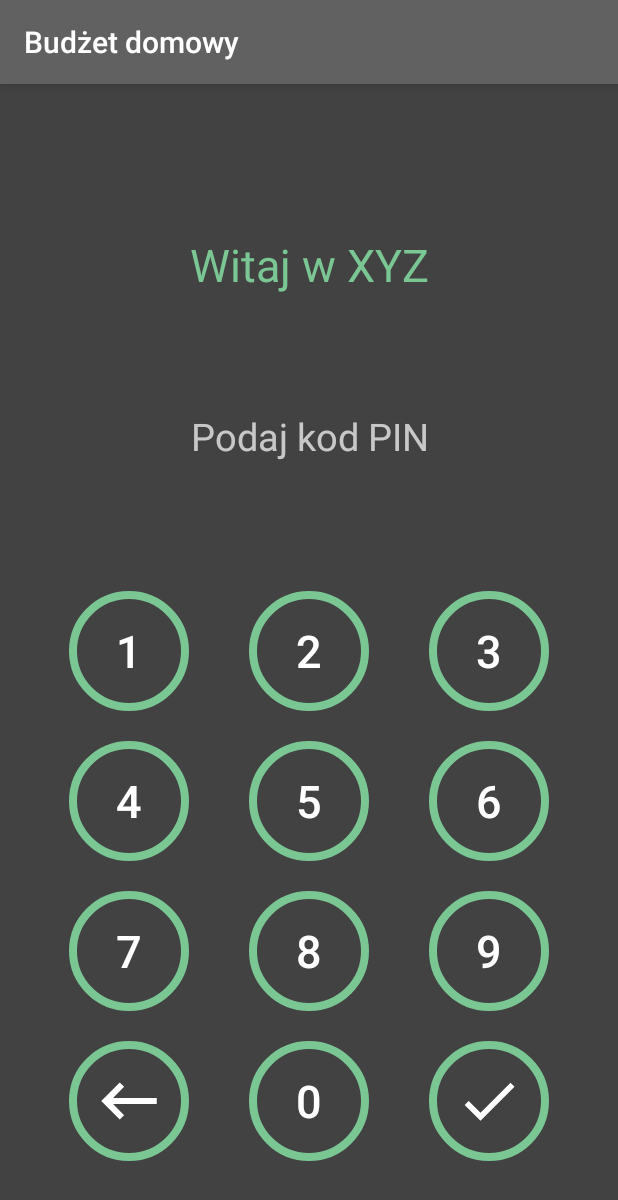
After one commit to jaroslawlesniak/budzet-domowy, an Android app: the passcode screen opened directly, with no data from a screen before it, on a phone screen of 412 x 824 dp. The commit adds this screen. Shown: the top 1200 px of the screen. Run offline under Robolectric (Android 15) with nearby library versions, the phone set to English and light mode, and no system bars.

Commit message:
ekran kodu pin

```diff
--- /dev/null
+++ b/app/src/main/java/edu/psm/budzetdomowy/passcode.java
@@ -0,0 +1,102 @@
+package edu.psm.budzetdomowy;
+
+import androidx.appcompat.app.AppCompatActivity;
+
+import android.content.Intent;
+import android.os.Bundle;
+import android.view.View;
+import android.widget.TextView;
+
+public class passcode extends AppCompatActivity implements View.OnClickListener {
+
+    StringBuilder sb = new StringBuilder();
+    final private String password = "1234";
+
+
+    @Override
+    protected void onCreate(Bundle savedInstanceState) {
+        super.onCreate(savedInstanceState);
+        setContentView(R.layout.activity_passcode);
+
+
+        findViewById(R.id.pin1).setOnClickListener(this);
+        findViewById(R.id.pin2).setOnClickListener(this);
+        findViewById(R.id.pin3).setOnClickListener(this);
+        findViewById(R.id.pin4).setOnClickListener(this);
+        findViewById(R.id.pin5).setOnClickListener(this);
+        findViewById(R.id.pin6).setOnClickListener(this);
+        findViewById(R.id.pin7).setOnClickListener(this);
+        findViewById(R.id.pin8).setOnClickListener(this);
+        findViewById(R.id.pin9).setOnClickListener(this);
+        findViewById(R.id.pinBackspace).setOnClickListener(this);
+        findViewById(R.id.pin0).setOnClickListener(this);
+        findViewById(R.id.pinCheck).setOnClickListener(this);
+    }
+
+    @Override
+    public void onClick(View v) {
+
+        final TextView welcomeText = findViewById(R.id.welcomeText);
+        final TextView passwordText = findViewById(R.id.passwordText);
+
+        Intent intent;
+
+        switch (v.getId()){
+
+            case R.id.pin1:
+                sb.append("1");
+                passwordText.setText(sb);
+                break;
+            case R.id.pin2:
+                sb.append("2");
+                passwordText.setText(sb);
+                break;
+            case R.id.pin3:
+                sb.append("3");
+                passwordText.setText(sb);
+                break;
+            case R.id.pin4:
+                sb.append("4");
+                passwordText.setText(sb);
+                break;
+            case R.id.pin5:
+                sb.append("5");
+                passwordText.setText(sb);
+                break;
+            case R.id.pin6:
+                sb.append("6");
+                passwordText.setText(sb);
+                break;
+            case R.id.pin7:
+                sb.append("7");
+                passwordText.setText(sb);
+                break;
+            case R.id.pin8:
+                sb.append("8");
+                passwordText.setText(sb);
+                break;
+            case R.id.pin9:
+                sb.append("9");
+                passwordText.setText(sb);
+                break;
+            case R.id.pinBackspace:
+                sb.deleteCharAt(sb.length()-1);
+                passwordText.setText(sb);
+                break;
+            case R.id.pin0:
+                sb.append("0");
+                passwordText.setText(sb);
+                break;
+            case R.id.pinCheck:
+                if(password.contains(sb)){
+                    welcomeText.setText("hasło poprawne!");
+                    intent = new Intent(this, homepage.class);
+                    startActivity(intent);
+                    break;
+                }
+                else
+                    welcomeText.setText("hasło niepoprawne");
+                break;
+        }
+    }
+}
--- /dev/null
+++ b/app/src/main/res/drawable/ic_check_black_24dp.xml
@@ -0,0 +1,5 @@
+<vector android:height="24dp" android:tint="#FFFFFF"
+    android:viewportHeight="24.0" android:viewportWidth="24.0"
+    android:width="24dp" xmlns:android="http://schemas.android.com/apk/res/android">
+    <path android:fillColor="#FF000000" android:pathData="M9,16.17L4.83,12l-1.42,1.41L9,19 21,7l-1.41,-1.41z"/>
+</vector>
--- /dev/null
+++ b/app/src/main/res/drawable/ic_keyboard_backspace_black_24dp.xml
@@ -0,0 +1,5 @@
+<vector android:height="24dp" android:tint="#FFFFFF"
+    android:viewportHeight="24.0" android:viewportWidth="24.0"
+    android:width="24dp" xmlns:android="http://schemas.android.com/apk/res/android">
+    <path android:fillColor="#FF000000" android:pathData="M21,11H6.83l3.58,-3.59L9,6l-6,6 6,6 1.41,-1.41L6.83,13H21z"/>
+</vector>
--- /dev/null
+++ b/app/src/main/res/drawable/pin_button.xml
@@ -0,0 +1,10 @@
+<?xml version="1.0" encoding="utf-8"?>
+<shape xmlns:android="http://schemas.android.com/apk/res/android"
+    android:shape="oval"
+
+    >
+
+    <stroke
+        android:width="5dp"
+        android:color="@color/primaryColor" />
+</shape>
--- a/app/src/main/res/drawable/rounded_button_income.xml
+++ b/app/src/main/res/drawable/rounded_button_income.xml
@@ -1,5 +1,5 @@
 <?xml version="1.0" encoding="utf-8"?>
 <shape xmlns:android="http://schemas.android.com/apk/res/android" android:shape="oval" >
-	<solid android:color="#ff585858"/>
+	<solid android:color="@color/backgroundColor"/>
     	<stroke android:width="5dp" android:color="@color/incomeColor" />
 </shape>
--- /dev/null
+++ b/app/src/main/res/layout/activity_passcode.xml
@@ -0,0 +1,203 @@
+<?xml version="1.0" encoding="utf-8"?>
+<androidx.constraintlayout.widget.ConstraintLayout
+    xmlns:android="http://schemas.android.com/apk/res/android"
+    xmlns:app="http://schemas.android.com/apk/res-auto"
+    xmlns:tools="http://schemas.android.com/tools"
+    android:layout_width="match_parent"
+    android:layout_height="match_parent"
+    android:background="@color/backgroundColor"
+    tools:context=".passcode">
+
+    <TextView
+        android:id="@+id/welcomeText"
+        android:layout_width="wrap_content"
+        android:layout_height="wrap_content"
+        android:layout_marginTop="100dp"
+        android:text="Witaj w XYZ"
+        android:textSize="30dp"
+        android:textColor="@color/primaryColor"
+        app:layout_constraintEnd_toEndOf="parent"
+        app:layout_constraintStart_toStartOf="parent"
+        app:layout_constraintTop_toTopOf="parent" />
+
+    <TextView
+        android:id="@+id/passwordText"
+        android:layout_width="wrap_content"
+        android:layout_height="wrap_content"
+        android:ems="10"
+        android:hint="Podaj kod PIN"
+        android:textColorHint="#B5FFFFFF"
+        android:gravity="center_horizontal"
+        android:textSize="25dp"
+        android:inputType="numberPassword"
+        app:layout_constraintBottom_toTopOf="@+id/linearLayout"
+        app:layout_constraintEnd_toEndOf="parent"
+        app:layout_constraintStart_toStartOf="parent"
+        app:layout_constraintTop_toBottomOf="@+id/welcomeText" />
+
+    <LinearLayout
+        android:id="@+id/linearLayout"
+        android:layout_width="match_parent"
+        android:layout_height="400dp"
+        android:orientation="vertical"
+        android:layout_marginBottom="40dp"
+        app:layout_constraintBottom_toBottomOf="parent"
+        tools:layout_editor_absoluteX="0dp">
+
+        <LinearLayout
+            android:layout_width="match_parent"
+            android:layout_height="100dp"
+            android:gravity="center_horizontal"
+            android:orientation="horizontal">
+
+            <Button
+                android:id="@+id/pin1"
+                android:layout_width="80dp"
+                android:layout_height="80dp"
+                android:layout_marginTop="10dp"
+                android:layout_marginRight="40dp"
+                android:background="@drawable/pin_button"
+                android:text="1"
+                android:textColor="@android:color/background_light"
+                android:textSize="30dp"></Button>
+
+            <Button
+                android:id="@+id/pin2"
+                android:layout_width="80dp"
+                android:layout_height="80dp"
+                android:layout_marginTop="10dp"
+                android:layout_marginRight="40dp"
+                android:background="@drawable/pin_button"
+                android:text="2"
+                android:textColor="@android:color/background_light"
+                android:textSize="30dp"></Button>
+
+            <Button
+                android:id="@+id/pin3"
+                android:layout_width="80dp"
+                android:layout_height="80dp"
+                android:layout_marginTop="10dp"
+                android:background="@drawable/pin_button"
+                android:text="3"
+                android:textColor="@android:color/background_light"
+                android:textSize="30dp"></Button>
+
+        </LinearLayout>
+
+        <LinearLayout
+            android:layout_width="match_parent"
+            android:layout_height="100dp"
+            android:gravity="center_horizontal"
+            android:orientation="horizontal">
+
+            <Button
+                android:id="@+id/pin4"
+                android:layout_width="80dp"
+                android:layout_height="80dp"
+                android:layout_marginTop="10dp"
+                android:layout_marginRight="40dp"
+                android:background="@drawable/pin_button"
+                android:text="4"
+                android:textColor="@android:color/background_light"
+                android:textSize="30dp"></Button>
+
+            <Button
+                android:id="@+id/pin5"
+                android:layout_width="80dp"
+                android:layout_height="80dp"
+                android:layout_marginTop="10dp"
+                android:layout_marginRight="40dp"
+                android:background="@drawable/pin_button"
+                android:text="5"
+                android:textColor="@android:color/background_light"
+                android:textSize="30dp"></Button>
+
+            <Button
+                android:id="@+id/pin6"
+                android:layout_width="80dp"
+                android:layout_height="80dp"
+                android:layout_marginTop="10dp"
+                android:background="@drawable/pin_button"
+                android:text="6"
+                android:textColor="@android:color/background_light"
+                android:textSize="30dp"></Button>
+        </LinearLayout>
+
+        <LinearLayout
+            android:layout_width="match_parent"
+            android:layout_height="100dp"
+            android:gravity="center_horizontal"
+            android:orientation="horizontal">
+
+            <Button
+                android:id="@+id/pin7"
+                android:layout_width="80dp"
+                android:layout_height="80dp"
+                android:layout_marginTop="10dp"
+                android:layout_marginRight="40dp"
+                android:background="@drawable/pin_button"
+                android:text="7"
+                android:textColor="@android:color/background_light"
+                android:textSize="30dp"></Button>
+
+            <Button
+                android:id="@+id/pin8"
+                android:layout_width="80dp"
+                android:layout_height="80dp"
+                android:layout_marginTop="10dp"
+                android:layout_marginRight="40dp"
+                android:background="@drawable/pin_button"
+                android:text="8"
+                android:textColor="@android:color/background_light"
+                android:textSize="30dp"></Button>
+
+            <Button
+                android:id="@+id/pin9"
+                android:layout_width="80dp"
+                android:layout_height="80dp"
+                android:layout_marginTop="10dp"
+                android:background="@drawable/pin_button"
+                android:text="9"
+                android:textColor="@android:color/background_light"
+                android:textSize="30dp"></Button>
+        </LinearLayout>
+        <LinearLayout
+            android:layout_width="match_parent"
+            android:layout_height="100dp"
+            android:gravity="center_horizontal"
+            android:orientation="horizontal">
+
+            <ImageView
+                android:id="@+id/pinBackspace"
+                android:layout_width="80dp"
+                android:layout_height="80dp"
+                android:layout_marginTop="10dp"
+                android:layout_marginRight="40dp"
+                android:background="@drawable/pin_button"
+                android:padding="15dp"
+                android:src="@drawable/ic_keyboard_backspace_black_24dp"></ImageView>
+
+            <Button
+                android:id="@+id/pin0"
+                android:layout_width="80dp"
+                android:layout_height="80dp"
+                android:layout_marginTop="10dp"
+                android:layout_marginRight="40dp"
+                android:background="@drawable/pin_button"
+                android:text="0"
+                android:textColor="@android:color/background_light"
+                android:textSize="30dp"></Button>
+
+            <ImageView
+                android:id="@+id/pinCheck"
+                android:layout_width="80dp"
+                android:layout_height="80dp"
+                android:layout_marginTop="10dp"
+                android:background="@drawable/pin_button"
+                android:padding="17dp"
+                android:src="@drawable/ic_check_black_24dp"></ImageView>
+        </LinearLayout>
+
+    </LinearLayout>
+
+</androidx.constraintlayout.widget.ConstraintLayout>
```
Also changed, not shown: app/src/main/AndroidManifest.xml (+7 -1 lines).
